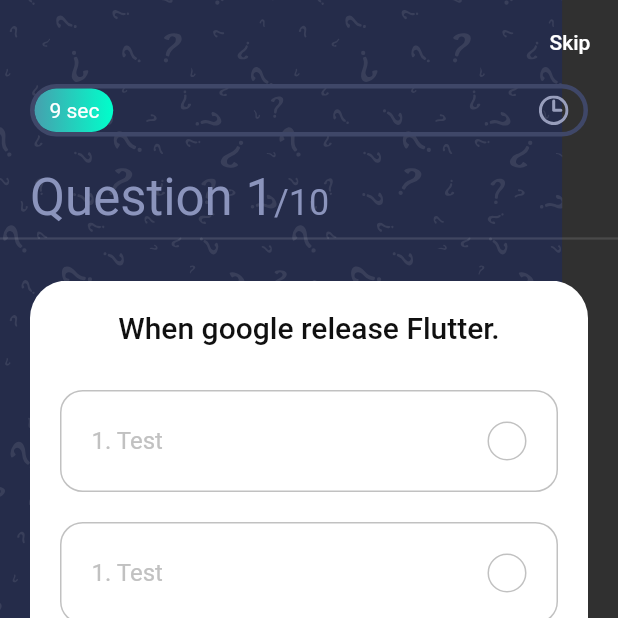
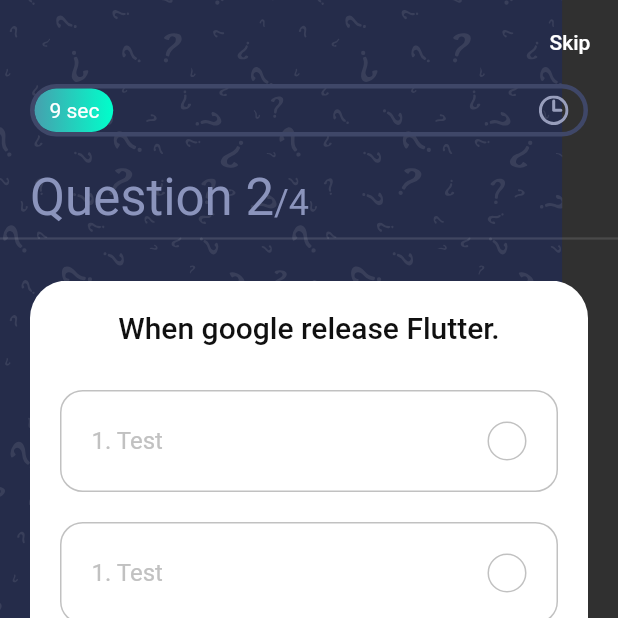
Before and after one commit to HoeYeon/Flutter, a Flutter app: the screen it shows after launch, swiped to page 2, on a phone screen of 412 x 824 dp, the top half of it. Run offline on Flutter 3.47's test engine with Material 2 defaults, Android fonts, the phone set to English and light mode, and no system bars; our stand-ins replace get, websafe_svg.

Commit message:
feat: impl question card with animation

```diff
--- a/Quiz-App-Flutter-Starting/lib/screens/quiz/components/body.dart
+++ b/Quiz-App-Flutter-Starting/lib/screens/quiz/components/body.dart
@@ -32,16 +32,18 @@ class Body extends StatelessWidget {
               Padding(
                 padding:
                     const EdgeInsets.symmetric(horizontal: kDefaultPadding),
-                child: Text.rich(
+                child: Obx(
+                  () => Text.rich(
                     TextSpan(
-                    text: "Question 1",
+                      text:
+                          "Question ${_questionController.questionNumber.value}",
                       style: Theme.of(context)
                           .textTheme
                           .headline4
                           .copyWith(color: kSecondaryColor),
                       children: [
                         TextSpan(
-                          text: "/10",
+                            text: "/${_questionController.questions.length}",
                             style: Theme.of(context)
                                 .textTheme
                                 .headline5
@@ -50,10 +52,15 @@ class Body extends StatelessWidget {
                     ),
                   ),
                 ),
+              ),
               Divider(thickness: 1.5),
               SizedBox(height: kDefaultPadding),
               Expanded(
                 child: PageView.builder(
+                  // Block swipe to next qn
+                  physics: NeverScrollableScrollPhysics(),
+                  controller: _questionController.pageController,
+                  onPageChanged: _questionController.updateTheQnNum,
                   itemCount: _questionController.questions.length,
                   itemBuilder: (context, index) => QuestionCard(
                     question: _questionController.questions[index],
--- a/Quiz-App-Flutter-Starting/lib/screens/quiz/components/option.dart
+++ b/Quiz-App-Flutter-Starting/lib/screens/quiz/components/option.dart
@@ -20,13 +20,30 @@ class Option extends StatelessWidget {
     return GetBuilder<QuestionController>(
         init: QuestionController(),
         builder: (questionController) {
+          Color getTheRightColor() {
+            if (questionController.isAnswered) {
+              if (index == questionController.correctAns) {
+                return kGreenColor;
+              } else if (index == questionController.selectedAns &&
+                  questionController.selectedAns !=
+                      questionController.correctAns) {
+                return kRedColor;
+              }
+            }
+            return kGrayColor;
+          }
+
+          IconData getIcon() {
+            return getTheRightColor() == kGreenColor ? Icons.done : Icons.close;
+          }
+
           return InkWell(
             onTap: press,
             child: Container(
               margin: EdgeInsets.only(top: kDefaultPadding),
               padding: EdgeInsets.all(kDefaultPadding),
               decoration: BoxDecoration(
-                border: Border.all(color: kGrayColor),
+                border: Border.all(color: getTheRightColor()),
                 borderRadius: BorderRadius.circular(15),
               ),
               child: Row(
@@ -35,7 +52,7 @@ class Option extends StatelessWidget {
                   Text(
                     "1. Test",
                     style: TextStyle(
-                      color: kGrayColor,
+                      color: getTheRightColor(),
                       fontSize: 16,
                     ),
                   ),
@@ -43,9 +60,15 @@ class Option extends StatelessWidget {
                     height: 26,
                     width: 26,
                     decoration: BoxDecoration(
-                      border: Border.all(color: kGrayColor),
+                      color: getTheRightColor() == kGrayColor
+                          ? Colors.transparent
+                          : getTheRightColor(),
+                      border: Border.all(color: getTheRightColor()),
                       borderRadius: BorderRadius.circular(50),
                     ),
+                    child: getTheRightColor() == kGrayColor
+                        ? null
+                        : Icon(getIcon()),
                   )
                 ],
               ),
--- a/Quiz-App-Flutter-Starting/lib/screens/quiz/components/question_card.dart
+++ b/Quiz-App-Flutter-Starting/lib/screens/quiz/components/question_card.dart
@@ -34,6 +34,7 @@ class QuestionCard extends StatelessWidget {
                 .copyWith(color: kBlackColor),
           ),
           SizedBox(height: kDefaultPadding / 2),
+          // spread operator same as javascript
           ...List.generate(
               question.options.length,
               (index) => Option(
--- a/Quiz-App-Flutter-Starting/lib/screens/quiz/quiz_screen.dart
+++ b/Quiz-App-Flutter-Starting/lib/screens/quiz/quiz_screen.dart
@@ -1,4 +1,6 @@
 import 'package:flutter/material.dart';
+import 'package:get/get.dart';
+import 'package:quiz_app/controllers/question_controller.dart';
 import 'package:websafe_svg/websafe_svg.dart';
 
 import 'components/body.dart';
@@ -8,6 +10,7 @@ class QuizScreen extends StatelessWidget {
 
   @override
   Widget build(BuildContext context) {
+    QuestionController _controller = Get.put(QuestionController());
     return Scaffold(
       extendBodyBehindAppBar: true,
       appBar: AppBar(
@@ -16,7 +19,7 @@ class QuizScreen extends StatelessWidget {
         elevation: 0,
         actions: [
           TextButton(
-            onPressed: () {},
+            onPressed: _controller.nextQuestion,
             child: Text("Skip",
                 style: Theme.of(context)
                     .textTheme
```
Also changed, not shown: Quiz-App-Flutter-Starting/lib/controllers/question_controller.dart (+36 -3 lines). Lines whose indentation alone changed are shown as unchanged.
